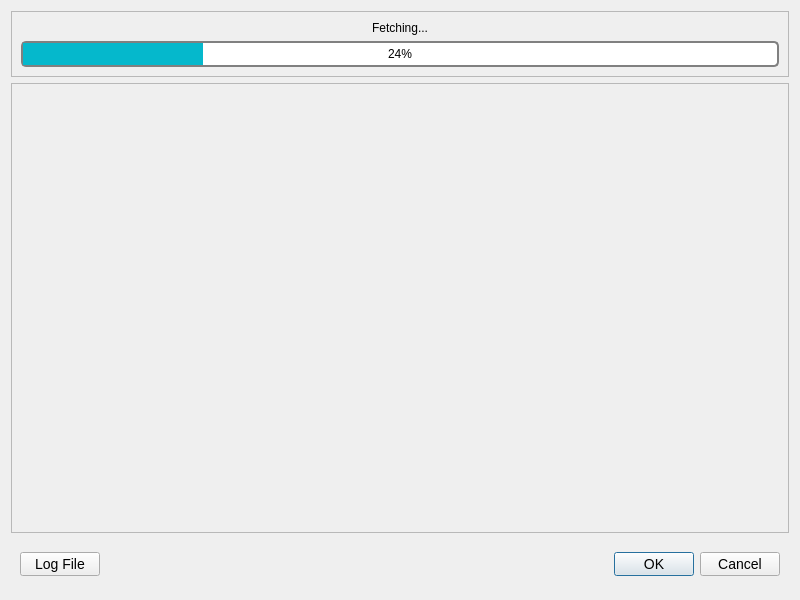
Qt form COUNTER-Release-5.1-main/ui/FetchProgressDialog.ui (abhishekvatsAV/Shree_Gommat_Tech) before a commit.
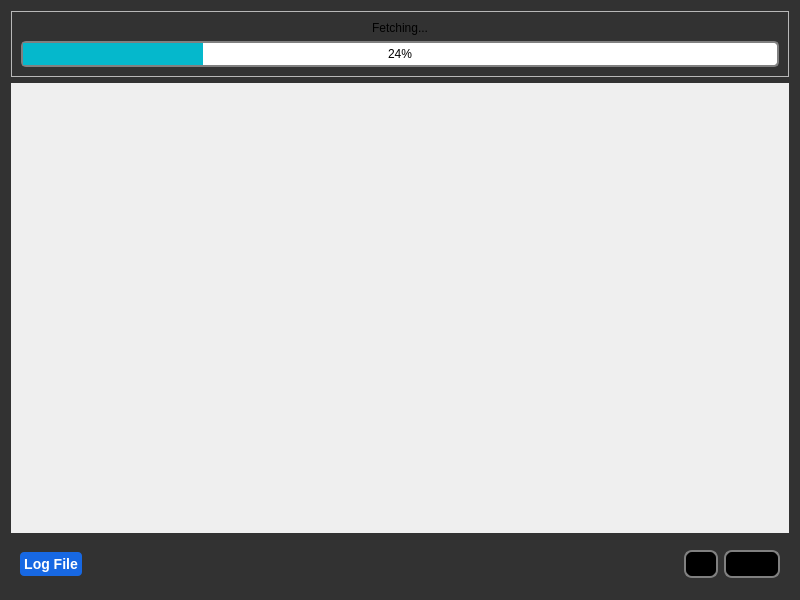
The same form after that commit.

Diff of the .ui file:
```diff
--- a/COUNTER-Release-5.1-main/ui/FetchProgressDialog.ui
+++ b/COUNTER-Release-5.1-main/ui/FetchProgressDialog.ui
@@ -24,6 +24,11 @@
   <property name="windowTitle">
    <string>Fetch Progress</string>
   </property>
+  <property name="styleSheet">
+   <string notr="true">QDialog {
+background-color: #323232;
+}</string>
+  </property>
   <layout class="QVBoxLayout" name="verticalLayout">
    <item>
     <widget class="QFrame" name="fetching_frame">
@@ -93,7 +98,47 @@
       </sizepolicy>
      </property>
      <property name="styleSheet">
-      <string notr="true"/>
+      <string notr="true">QScrollArea {
+	background-color: #1E1E1E;
+	border-radius: 4px;
+}
+
+
+QScrollBar:vertical {
+    background: #2A2A2A;
+    width: 15px;
+    margin: 15px 0 15px 0;
+    border: 1px transparent #2A2A2A;
+    border-radius: 4px;
+}
+
+QScrollBar::handle:vertical {
+    background: #5A5A5A;
+    min-height: 20px;
+    border-radius: 4px;
+}
+
+QScrollBar::add-line:vertical {
+    background: none;
+    height: 0px;
+    subcontrol-position: bottom;
+    subcontrol-origin: margin;
+}
+
+QScrollBar::sub-line:vertical {
+    background: none;
+    height: 0px;
+    subcontrol-position: top;
+    subcontrol-origin: margin;
+}
+
+QScrollBar::up-arrow:vertical, QScrollBar::down-arrow:vertical {
+    background: none;
+}
+
+QScrollBar::add-page:vertical, QScrollBar::sub-page:vertical {
+    background: none;
+}</string>
      </property>
      <property name="widgetResizable">
       <bool>true</bool>
@@ -103,8 +148,8 @@
        <rect>
         <x>0</x>
         <y>0</y>
-        <width>774</width>
-        <height>433</height>
+        <width>776</width>
+        <height>430</height>
        </rect>
       </property>
       <layout class="QVBoxLayout" name="scroll_area_vertical_layout"/>
@@ -123,7 +168,21 @@
       <item alignment="Qt::AlignLeft">
        <widget class="QPushButton" name="log_file_button">
         <property name="styleSheet">
-         <string notr="true">font-size: 14px;</string>
+         <string notr="true">QPushButton {
+    background-color: #1768E3; 
+    color: #FFFFFF;
+	font: bold;
+   border-radius: 4px;
+text-align: center;
+font-size: 14px;
+padding: 4px;
+}
+
+QPushButton:hover{
+ background-color: #2095E6;
+}
+
+</string>
         </property>
         <property name="text">
          <string>Log File</string>
@@ -133,7 +192,11 @@
       <item alignment="Qt::AlignRight">
        <widget class="QDialogButtonBox" name="buttonBox">
         <property name="styleSheet">
-         <string notr="true">font-size: 14px;</string>
+         <string notr="true">border: 2px solid grey;
+border-radius: 8px;
+background-color: #000000;
+font-size: 14px;
+padding: 4px;</string>
         </property>
         <property name="standardButtons">
          <set>QDialogButtonBox::Cancel|QDialogButtonBox::Ok</set>
```
